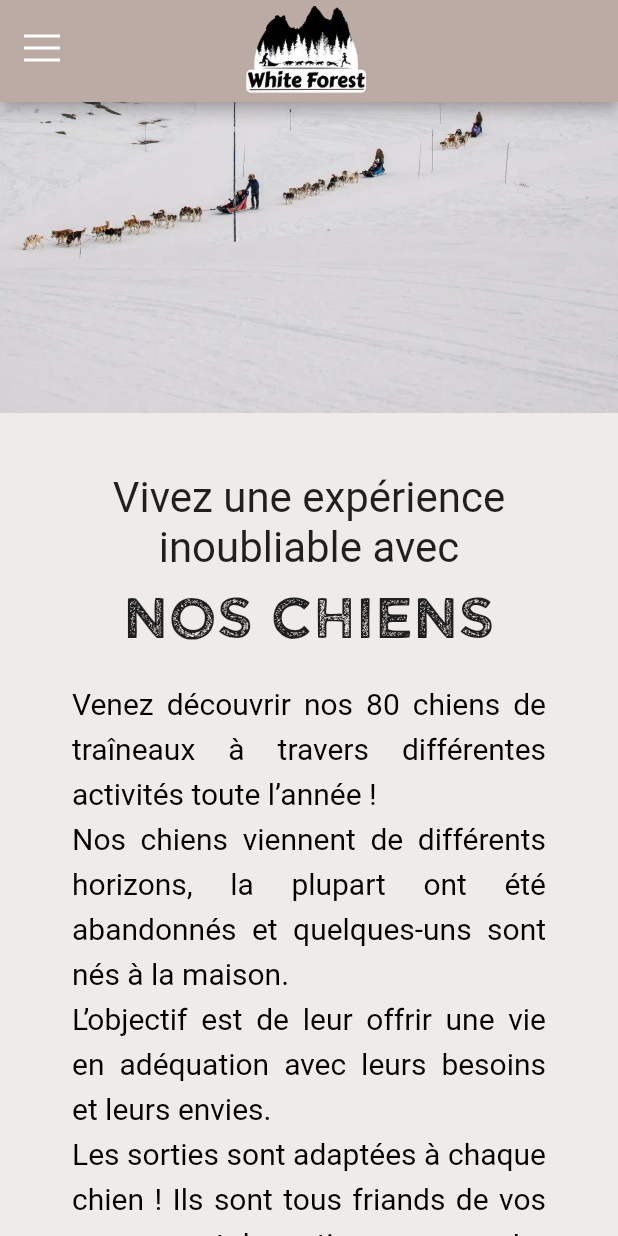
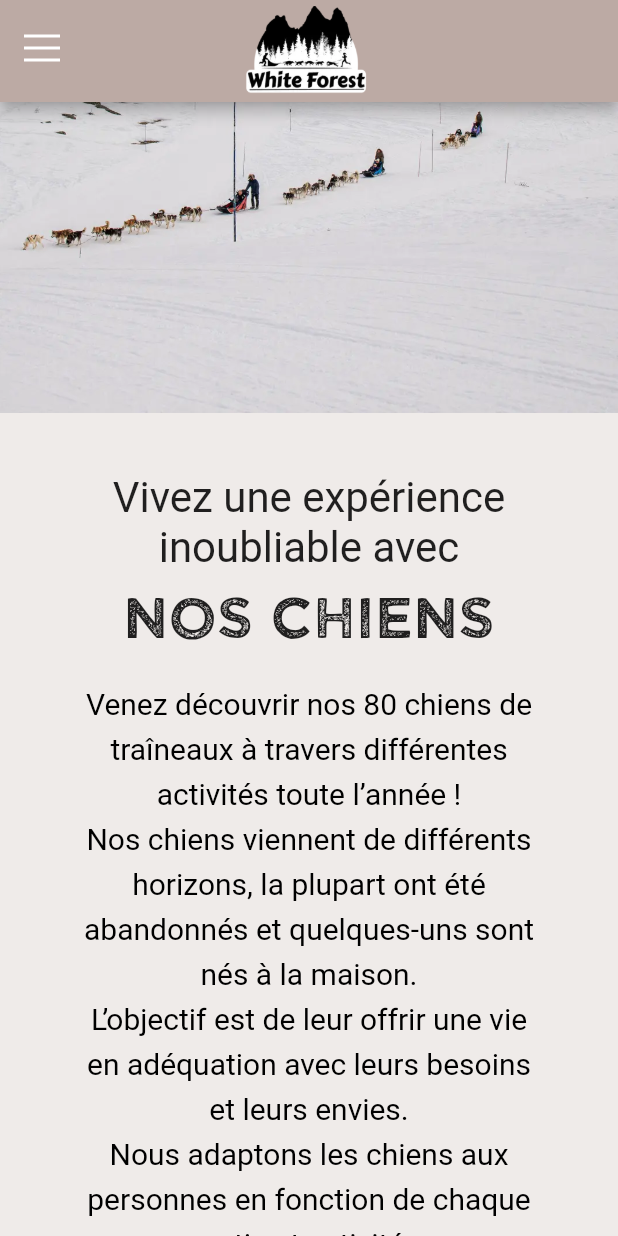
Before and after one commit to xelarich/whiteforest_website, a Flutter app: the screen it shows after launch, scrolled down 1728 dp, on a phone screen of 412 x 824 dp. Run offline on Flutter 3.47's test engine with Material 2 defaults, Android fonts, the phone set to English and light mode, and no system bars; our stand-ins replace carousel_slider, go_router, google_fonts, line_awesome_flutter, responsive_framework; missing offline and left inert: anchor_scroll_controller, flutter_portal, maps_launcher, responsive.

```diff
--- a/lib/component/topbar/top_bar_mobile.dart
+++ b/lib/component/topbar/top_bar_mobile.dart
@@ -1,5 +1,7 @@
 import 'package:flutter/material.dart';
+import 'package:go_router/go_router.dart';
 import 'package:line_awesome_flutter/line_awesome_flutter.dart';
+import 'package:whiteforest_website/page/home/home_page.dart';
 
 class TopBarMobile extends StatelessWidget implements PreferredSizeWidget {
   final GlobalKey<ScaffoldState> scaffoldKey;
@@ -24,10 +26,13 @@ class TopBarMobile extends StatelessWidget implements PreferredSizeWidget {
         hoverColor: Colors.transparent,
         focusColor: Colors.transparent,
       ),
-      flexibleSpace: Padding(
-        padding: const EdgeInsets.all(4),
-        child: Image.asset(
-          'assets/images/white_forest_logo_resize.webp',
+      flexibleSpace: InkWell(
+        onTap: () => context.go(HomePage.routeName),
+        child: Padding(
+          padding: const EdgeInsets.all(4),
+          child: Image.asset(
+            'assets/images/white_forest_logo_resize.webp',
+          ),
         ),
       ),
       backgroundColor: Colors.brown.shade200,
--- a/lib/page/home/widget/dog_part.dart
+++ b/lib/page/home/widget/dog_part.dart
@@ -41,10 +41,13 @@ class DogPart extends StatelessWidget {
                     "Venez découvrir nos 80 chiens de traîneaux à travers différentes activités toute l’année !\n"
                     "Nos chiens viennent de différents horizons, la plupart ont été abandonnés et quelques-uns sont nés à la maison.\n"
                     "L’objectif est de leur offrir une vie en adéquation avec leurs besoins et leurs envies.\n"
-                    "Les sorties sont adaptées à chaque chien ! Ils sont tous friands de vos caresses et de sorties avec vous !\n"
+                    "Nous adaptons les chiens aux personnes en fonction de chaque sortie et activités.\n"
+                    "Mel vit avec eux au quotidien, et leur accorde une importante toute particulière.\n"
+                    "Chacun avec sa personnalité contribue à la grande famille de White Forest.\n"
                     "Vous aurez l’occasion de découvrir différentes races de chiens de traîneaux\n"
+                    "Ils seront heureux de vous accompagner durant une canirando, un baptême ou simplement une visite.\n"
                     "Tout ceci dans un cadre magnifique, face aux Aiguilles d’Arves !",
-                    textAlign: TextAlign.justify,
+                    textAlign: TextAlign.center,
                     style: TextStyle(
                         fontSize: 20,
                         height: 1.5,
--- a/lib/page/home/widget/welcome_part.dart
+++ b/lib/page/home/widget/welcome_part.dart
@@ -33,8 +33,8 @@ class WelcomePart extends StatelessWidget {
                   "White Forest vous offre la possibilité de vivre une expérience unique avec nos chiens de traineau !\n"
                   "Pour tous les âges, activité plus ou moins physique, ou simplement une visite du chenil !\n"
                   "En été comme en hiver et même au printemps ou en automne venez rencontrer nos merveilleux compagnons de vie.\n"
-                  "Sur la neige ou sur terre, Mel, Tom et son équipe vous accompagneront pour un moment inoubliable.",
-                  textAlign: TextAlign.justify,
+                  "Sur la neige ou sur terre, Mel et son équipe vous accompagneront pour un moment inoubliable.",
+                  textAlign: TextAlign.center,
                   style: TextStyle(
                       fontSize: 20,
                       height: 1.5,
```
Also changed, not shown: 1 other file.
